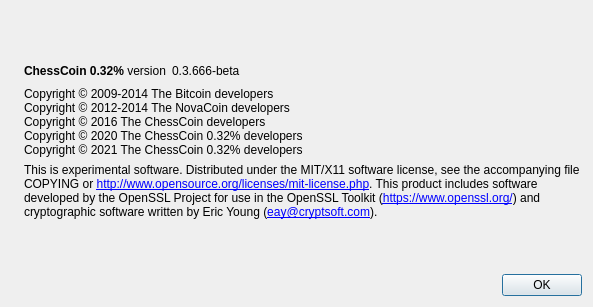
AKKPP/ChessCoin032, file src/qt/forms/aboutdialog.ui: the form before one commit.
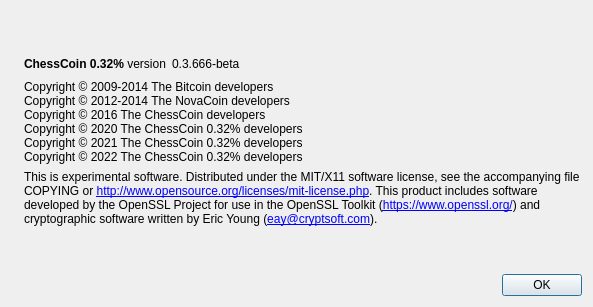
The form after the commit. Icons and pictures are not drawn.

What changed in the file:
```diff
--- a/src/qt/forms/aboutdialog.ui
+++ b/src/qt/forms/aboutdialog.ui
@@ -105,7 +105,7 @@
        <property name="maximumSize">
         <size>
          <width>16777215</width>
-         <height>70</height>
+         <height>90</height>
         </size>
        </property>
        <property name="cursor">
@@ -116,7 +116,8 @@
 Copyright © 2012-2014 The NovaCoin developers
 Copyright © 2016 The ChessCoin developers
 Copyright © 2020 The ChessCoin 0.32% developers
-Copyright © 2021 The ChessCoin 0.32% developers</string>
+Copyright © 2021 The ChessCoin 0.32% developers
+Copyright © 2022 The ChessCoin 0.32% developers</string>
        </property>
        <property name="textInteractionFlags">
         <set>Qt::LinksAccessibleByMouse|Qt::TextSelectableByKeyboard|Qt::TextSelectableByMouse</set>
```
